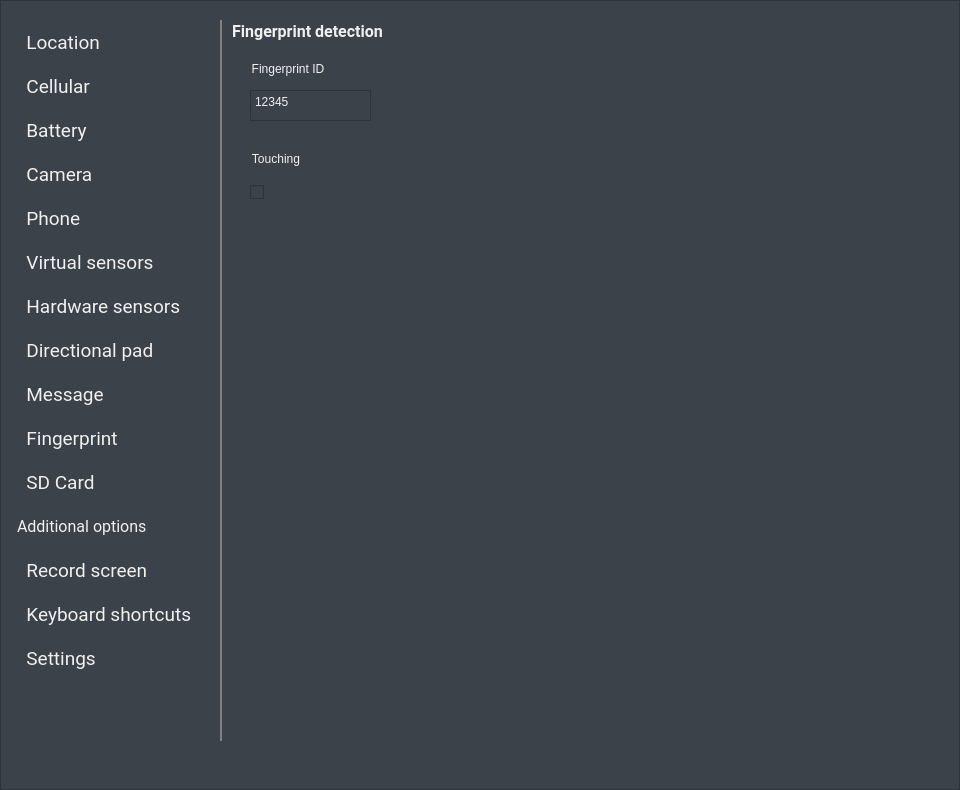
Above: android/skin/qt/extended.ui from aosp-mirror/platform_external_qemu before the change. Below: the same form after it.
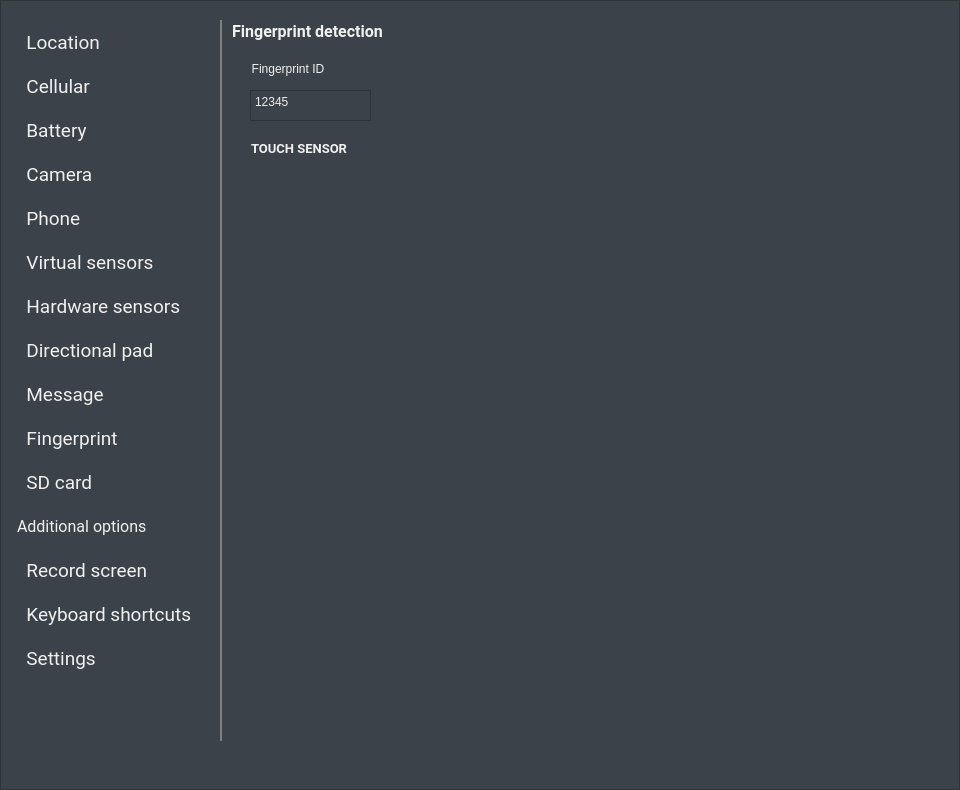
That is the form after the change. The open tabs and pages were chosen to show the change. Icons and pictures are not drawn.

Commit message:
Make the fingerprint button momentary
Instead of an on/off checkbox for the finger touch,
use a button that is active only while it is being
held down by the mouse button.

```diff
--- a/android/skin/qt/extended.ui
+++ b/android/skin/qt/extended.ui
@@ -1426,22 +1426,6 @@
       <string notr="true">Title</string>
      </property>
     </widget>
-    <widget class="QGroupBox" name="finger_touchGroup">
-     <property name="geometry">
-      <rect>
-       <x>20</x>
-       <y>130</y>
-       <width>71</width>
-       <height>21</height>
-      </rect>
-     </property>
-     <property name="styleSheet">
-      <string notr="true">border: 0px;</string>
-     </property>
-     <property name="title">
-      <string>Touching</string>
-     </property>
-    </widget>
     <widget class="QPlainTextEdit" name="finger_IdBox">
      <property name="geometry">
       <rect>
@@ -1467,26 +1451,31 @@
       <string>12345</string>
      </property>
     </widget>
-    <widget class="QCheckBox" name="finger_touchCkBox">
-     <property name="enabled">
-      <bool>true</bool>
-     </property>
+    <widget class="QPushButton" name="finger_touchButton">
      <property name="geometry">
       <rect>
        <x>20</x>
-       <y>160</y>
-       <width>24</width>
-       <height>24</height>
+       <y>110</y>
+       <width>111</width>
+       <height>36</height>
       </rect>
      </property>
+     <property name="font">
+      <font>
+       <family>Roboto</family>
+       <pointsize>10</pointsize>
+       <weight>75</weight>
+       <bold>true</bold>
+      </font>
+     </property>
+     <property name="styleSheet">
+      <string notr="true">text-align: left;</string>
+     </property>
      <property name="text">
-      <string notr="true"/>
+      <string>TOUCH SENSOR</string>
      </property>
-     <property name="iconSize">
-      <size>
-       <width>24</width>
-       <height>24</height>
-      </size>
+     <property name="flat">
+      <bool>true</bool>
      </property>
      <property name="checked">
       <bool>false</bool>
@@ -2479,7 +2468,7 @@
     <string notr="true">text-align: left;</string>
    </property>
    <property name="text">
-    <string>  SD Card</string>
+    <string>  SD card</string>
    </property>
    <property name="icon">
     <iconset resource="resources.qrc">
```
Left out of the diff: 9 changed lines with no effect on the pictures. The commit also changes 2 other files.
